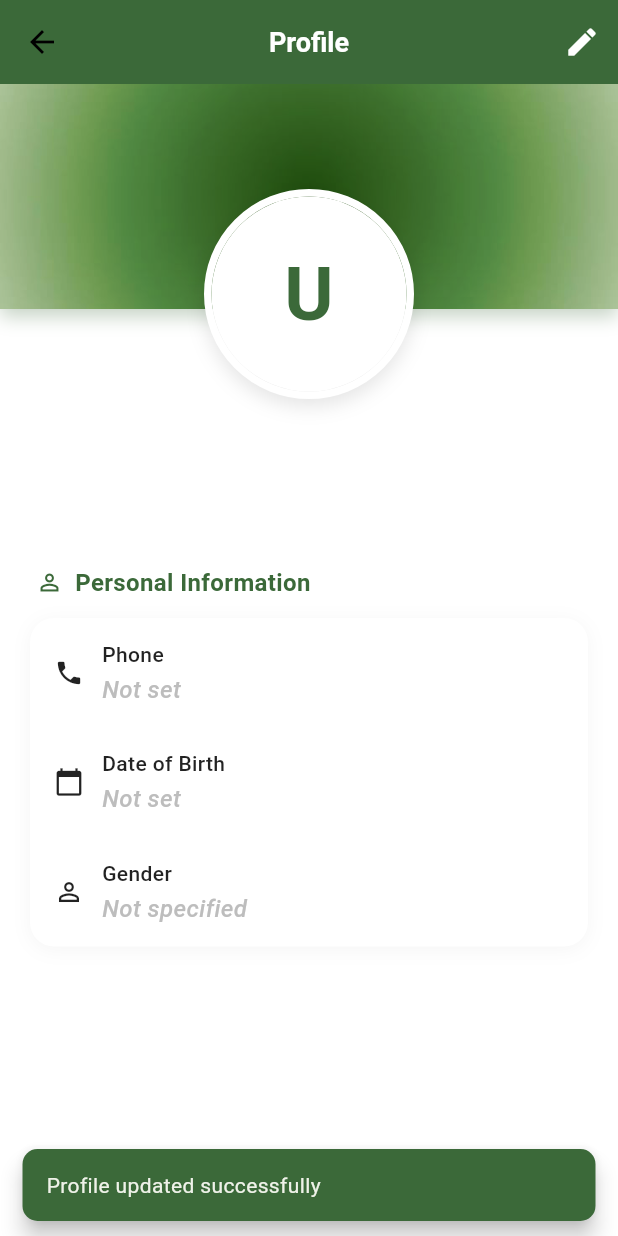
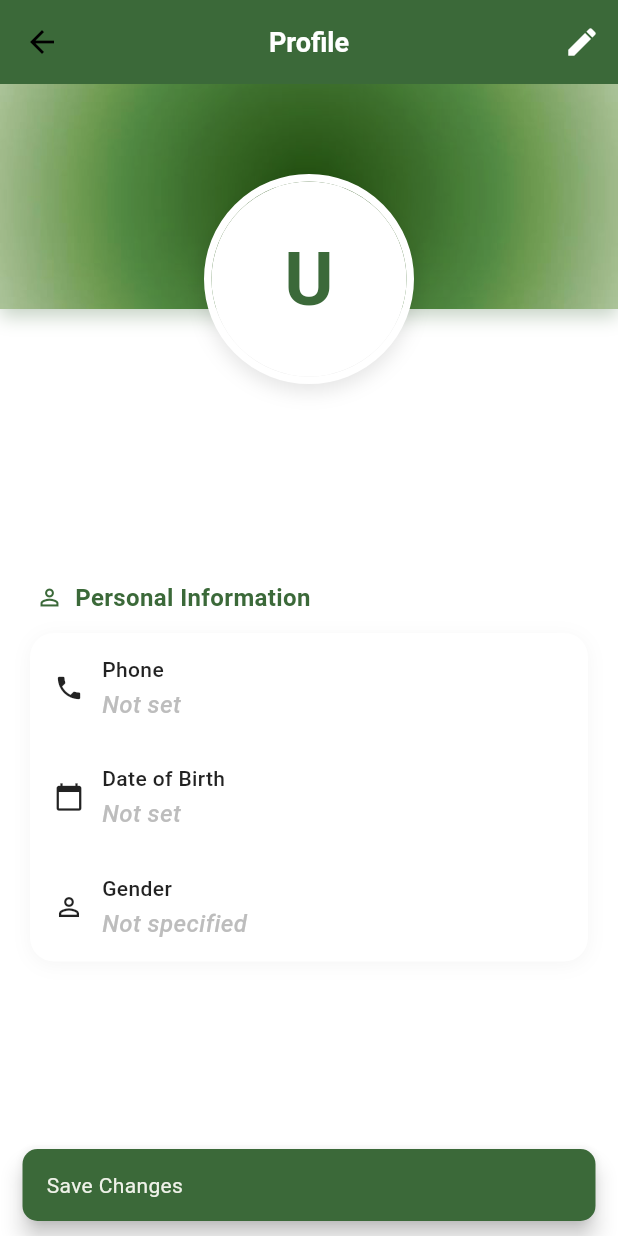
Before and after one commit to Sai-Mwan-Han-Hlyan/cimso_golf_club, a Flutter app: the ProfilePage screen opened directly with empty values, after a tap on the "edit" icon, after a tap on "Save Changes", on a phone screen of 412 x 824 dp. Run offline on Flutter 3.47's test engine with Material 3 defaults, Android fonts, the phone set to English and light mode, and no system bars; our stand-ins replace font_awesome_flutter, google_fonts, image_picker, shared_preferences; accounts and stored records are empty.

Commit message:
final last Commit

```diff
--- a/lib/screens/Profile_Page.dart
+++ b/lib/screens/Profile_Page.dart
@@ -3,6 +3,7 @@ import 'dart:io';
 import 'package:image_picker/image_picker.dart';
 import 'package:provider/provider.dart';
 import 'package:cimso_golf_booking/providers/theme_provider.dart';
+import 'package:cimso_golf_booking/l10n/app_localizations.dart';
 
 class ProfilePage extends StatefulWidget {
   // Updated callback to include all profile fields
@@ -73,6 +74,9 @@ class _ProfilePageState extends State<ProfilePage> with SingleTickerProviderStat
     'AE +971',
     'SA +966',
   ];
+
+  // Helper method for translations
+  String t(String key) => AppLocalizations.of(context).translate(key);
 
   @override
   void initState() {
@@ -158,7 +162,7 @@ class _ProfilePageState extends State<ProfilePage> with SingleTickerProviderStat
     // Show success message
     ScaffoldMessenger.of(context).showSnackBar(
       SnackBar(
-        content: const Text('Profile updated successfully'),
+        content: Text(t('saveChanges')),
         backgroundColor: accentColor,
         behavior: SnackBarBehavior.floating,
         shape: RoundedRectangleBorder(
@@ -241,7 +245,7 @@ class _ProfilePageState extends State<ProfilePage> with SingleTickerProviderStat
                 ),
               ),
               Text(
-                'Change Profile Photo',
+                t('profile'),
                 style: TextStyle(
                   fontSize: 20,
                   fontWeight: FontWeight.bold,
@@ -274,7 +278,7 @@ class _ProfilePageState extends State<ProfilePage> with SingleTickerProviderStat
                   ),
                   _photoOptionButton(
                     icon: Icons.delete_outline,
-                    label: 'Remove',
+                    label: t('cancel'),
                     isDestructive: true,
                     onTap: () {
                       Navigator.pop(context);
@@ -294,7 +298,7 @@ class _ProfilePageState extends State<ProfilePage> with SingleTickerProviderStat
                   ),
                 ),
                 child: Text(
-                  'Cancel',
+                  t('cancel'),
                   style: TextStyle(
                     fontSize: 16,
                     color: isDark ? Colors.grey[400] : Colors.black54,
@@ -366,11 +370,14 @@ class _ProfilePageState extends State<ProfilePage> with SingleTickerProviderStat
     final Color dividerColor = isDark ? Colors.grey[700]! : Colors.grey[300]!;
     final Color emptyValueColor = isDark ? Colors.grey[600]! : Colors.grey[400]!;
 
+    // Get screen width for responsive layout
+    final double screenWidth = MediaQuery.of(context).size.width;
+
     return Scaffold(
       backgroundColor: backgroundColor,
       appBar: AppBar(
         title: Text(
-          _isEditMode ? 'Edit Profile' : 'Profile',
+          _isEditMode ? t('profile') : t('profile'),
           style: TextStyle(
             fontWeight: FontWeight.w600,
             fontSize: 18,
@@ -397,33 +404,39 @@ class _ProfilePageState extends State<ProfilePage> with SingleTickerProviderStat
       ),
       body: SafeArea(
         child: SingleChildScrollView(
+          // Add padding to avoid overflow at the bottom
+          padding: const EdgeInsets.only(bottom: 24),
           child: Column(
             crossAxisAlignment: CrossAxisAlignment.start,
             children: [
               // Profile header with photo
-              Stack(
+              SizedBox(
+                // Set a fixed height for the stack to avoid layout issues
+                height: 200, // Increased to prevent overflow issues
+                child: Stack(
                   clipBehavior: Clip.none,
                   alignment: Alignment.center,
                   children: [
                     // Header background
-                  // Step 1: Make sure to add the asset to your pubspec.yaml file:
-// assets:
-//   - assets/header_background.jpg  // Replace with your actual image path
-
-// Step 2: Replace the existing header background container with this code:
-
-// Header background
-                  Container(
+                    Positioned(
+                      top: 0,
+                      left: 0,
+                      right: 0,
+                      child: Container(
                         width: double.infinity,
                         height: 150,
                         decoration: BoxDecoration(
+                          color: accentColor, // Fallback if image fails to load
                           image: DecorationImage(
-                        image: AssetImage('assets/background.jpg'), // Replace with your image path
+                            image: AssetImage('assets/background.jpg'),
                             fit: BoxFit.cover,
                             colorFilter: ColorFilter.mode(
-                          accentColor.withOpacity(0.7), // Optional overlay to maintain brand color
+                              accentColor.withOpacity(0.7),
                               BlendMode.overlay,
                             ),
+                            onError: (exception, stackTrace) {
+                              // If image fails to load, we already have the fallback color
+                            },
                           ),
                           boxShadow: [
                             BoxShadow(
@@ -434,10 +447,11 @@ class _ProfilePageState extends State<ProfilePage> with SingleTickerProviderStat
                           ],
                         ),
                       ),
+                    ),
 
                     // Profile image - positioned to overflow the header
                     Positioned(
-                    bottom: -60,
+                      bottom: 0,
                       child: GestureDetector(
                         onTap: _isEditMode ? _showChangePhotoOptions : null,
                         child: Container(
@@ -478,7 +492,7 @@ class _ProfilePageState extends State<ProfilePage> with SingleTickerProviderStat
                     // Edit camera icon
                     if (_isEditMode)
                       Positioned(
-                      bottom: -20,
+                        bottom: 20,
                         right: MediaQuery.of(context).size.width / 2 - 80,
                         child: Container(
                           padding: const EdgeInsets.all(8),
@@ -503,9 +517,10 @@ class _ProfilePageState extends State<ProfilePage> with SingleTickerProviderStat
                       ),
                   ],
                 ),
+              ),
 
               // Spacing to account for overlapping profile image
-              const SizedBox(height: 70),
+              const SizedBox(height: 30), // Reduced from 70 as we adjusted the stack height
 
               // Profile form content
               Padding(
@@ -525,6 +540,8 @@ class _ProfilePageState extends State<ProfilePage> with SingleTickerProviderStat
                               color: textColor,
                             ),
                             textAlign: TextAlign.center,
+                            overflow: TextOverflow.ellipsis, // Handle long names
+                            maxLines: 1,
                           ),
                           const SizedBox(height: 4),
                           Text(
@@ -534,6 +551,8 @@ class _ProfilePageState extends State<ProfilePage> with SingleTickerProviderStat
                               color: secondaryTextColor,
                             ),
                             textAlign: TextAlign.center,
+                            overflow: TextOverflow.ellipsis, // Handle long emails
+                            maxLines: 1,
                           ),
                           const SizedBox(height: 20),
                         ],
@@ -588,6 +607,7 @@ class _ProfilePageState extends State<ProfilePage> with SingleTickerProviderStat
                             accentColor: accentColor,
                             dividerColor: dividerColor,
                             isDark: isDark,
+                            screenWidth: screenWidth,
                           ),
 
                         _buildInfoRow(
@@ -613,6 +633,7 @@ class _ProfilePageState extends State<ProfilePage> with SingleTickerProviderStat
                             secondaryTextColor: secondaryTextColor,
                             textColor: textColor,
                             dividerColor: dividerColor,
+                            screenWidth: screenWidth,
                           ),
 
                         if (!_isEditMode)
@@ -730,7 +751,8 @@ class _ProfilePageState extends State<ProfilePage> with SingleTickerProviderStat
             color: secondaryTextColor,
           ),
           const SizedBox(width: 12),
-          Column(
+          Expanded(
+            child: Column(
               crossAxisAlignment: CrossAxisAlignment.start,
               children: [
                 Text(
@@ -750,10 +772,12 @@ class _ProfilePageState extends State<ProfilePage> with SingleTickerProviderStat
                     color: isEmpty ? emptyValueColor : textColor,
                     fontStyle: isEmpty ? FontStyle.italic : FontStyle.normal,
                   ),
+                  overflow: TextOverflow.ellipsis, // Prevent overflow with long values
+                  maxLines: 1,
                 ),
               ],
             ),
-          const Spacer(),
+          ),
           if (onTap != null)
             Icon(
               Icons.edit,
@@ -789,6 +813,7 @@ class _ProfilePageState extends State<ProfilePage> with SingleTickerProviderStat
     return Padding(
       padding: const EdgeInsets.symmetric(horizontal: 16, vertical: 8),
       child: Row(
+        crossAxisAlignment: CrossAxisAlignment.center, // Align vertically centered
         children: [
           Icon(
             icon,
@@ -862,10 +887,10 @@ class _ProfilePageState extends State<ProfilePage> with SingleTickerProviderStat
                   ),
                 ],
               ),
-              child: const Center(
+              child: Center(
                 child: Text(
-                  'Save Changes',
-                  style: TextStyle(
+                  t('saveChanges'),
+                  style: const TextStyle(
                     color: Colors.white,
                     fontWeight: FontWeight.bold,
                     fontSize: 16,
@@ -885,7 +910,11 @@ class _ProfilePageState extends State<ProfilePage> with SingleTickerProviderStat
     required Color accentColor,
     required Color dividerColor,
     required bool isDark,
+    required double screenWidth,
   }) {
+    // Calculate dynamic width for dropdown based on screen size
+    final dropdownWidth = screenWidth < 360 ? 90.0 : 110.0;
+
     return Padding(
       padding: const EdgeInsets.symmetric(horizontal: 16, vertical: 8),
       child: Row(
@@ -898,9 +927,9 @@ class _ProfilePageState extends State<ProfilePage> with SingleTickerProviderStat
           ),
           const SizedBox(width: 12),
           Container(
-            width: 110,
+            width: dropdownWidth, // Adjusted width based on screen size
             height: 40,
-            padding: const EdgeInsets.symmetric(horizontal: 8),
+            padding: const EdgeInsets.symmetric(horizontal: 4), // Reduced padding
             decoration: BoxDecoration(
               border: Border(
                 bottom: BorderSide(
@@ -916,12 +945,13 @@ class _ProfilePageState extends State<ProfilePage> with SingleTickerProviderStat
                 child: DropdownButton<String>(
                   value: selectedCountryCode,
                   isExpanded: true,
-                  icon: const Icon(Icons.arrow_drop_down, size: 20),
-                  iconSize: 18,
+                  icon: const Icon(Icons.arrow_drop_down, size: 18), // Smaller icon
+                  iconSize: 16,
                   elevation: 16,
+                  itemHeight: 50, // More compact dropdown items
                   style: TextStyle(
                     color: textColor,
-                    fontSize: 14,
+                    fontSize: 12, // Smaller font size
                   ),
                   onChanged: (String? newValue) {
                     if (newValue != null) {
@@ -931,11 +961,16 @@ class _ProfilePageState extends State<ProfilePage> with SingleTickerProviderStat
                     }
                   },
                   items: countryCodes.map<DropdownMenuItem<String>>((String value) {
+                    // Use shortened version for smaller screens
+                    String displayValue = screenWidth < 360
+                        ? value.split(' ')[0] + ' ' + value.split(' ')[1]
+                        : value;
+
                     return DropdownMenuItem<String>(
                       value: value,
                       child: Text(
-                        value,
-                        style: TextStyle(fontSize: 14, color: textColor),
+                        displayValue,
+                        style: TextStyle(fontSize: 12, color: textColor),
                         overflow: TextOverflow.ellipsis,
                       ),
                     );
@@ -984,6 +1019,7 @@ class _ProfilePageState extends State<ProfilePage> with SingleTickerProviderStat
     required Color secondaryTextColor,
     required Color textColor,
     required Color dividerColor,
+    required double screenWidth,
   }) {
     return Padding(
       padding: const EdgeInsets.symmetric(horizontal: 16, vertical: 12),
@@ -1009,12 +1045,24 @@ class _ProfilePageState extends State<ProfilePage> with SingleTickerProviderStat
             ],
           ),
           const SizedBox(height: 12),
-          Row(
+          // For smaller screens, use Wrap instead of Row for better responsiveness
+          screenWidth < 360
+              ? Wrap(
+            spacing: 8, // gap between adjacent options
+            runSpacing: 8, // gap between lines
+            alignment: WrapAlignment.spaceEvenly,
+            children: [
+              _genderOption('Male', accentColor, textColor, screenWidth),
+              _genderOption('Female', accentColor, textColor, screenWidth),
+              _genderOption('Other', accentColor, textColor, screenWidth),
+            ],
+          )
+              : Row(
             mainAxisAlignment: MainAxisAlignment.spaceEvenly,
             children: [
-              _genderOption('Male', accentColor, textColor),
-              _genderOption('Female', accentColor, textColor),
-              _genderOption('Other', accentColor, textColor),
+              _genderOption('Male', accentColor, textColor, screenWidth),
+              _genderOption('Female', accentColor, textColor, screenWidth),
+              _genderOption('Other', accentColor, textColor, screenWidth),
             ],
           ),
         ],
@@ -1022,10 +1070,14 @@ class _ProfilePageState extends State<ProfilePage> with SingleTickerProviderStat
     );
   }
 
-  Widget _genderOption(String value, Color accentColor, Color textColor) {
+  Widget _genderOption(String value, Color accentColor, Color textColor, double screenWidth) {
     final isSelected = gender == value;
     final isDark = Provider.of<ThemeProvider>(context).isDarkMode;
     final borderColor = isDark ? Colors.grey[700]! : Colors.grey.shade300;
+
+    // Calculate dynamic padding based on screen size
+    final double horizontalPadding = screenWidth < 360 ? 16 : 24;
+    final double verticalPadding = 12;
 
     return GestureDetector(
       onTap: () {
@@ -1034,7 +1086,10 @@ class _ProfilePageState extends State<ProfilePage> with SingleTickerProviderStat
         });
       },
       child: Container(
-        padding: const EdgeInsets.symmetric(horizontal: 24, vertical: 12),
+        padding: EdgeInsets.symmetric(
+            horizontal: horizontalPadding,
+            vertical: verticalPadding
+        ),
         decoration: BoxDecoration(
           color: isSelected ? accentColor : Colors.transparent,
           border: Border.all(
```
Lines whose indentation alone changed are shown as unchanged.
